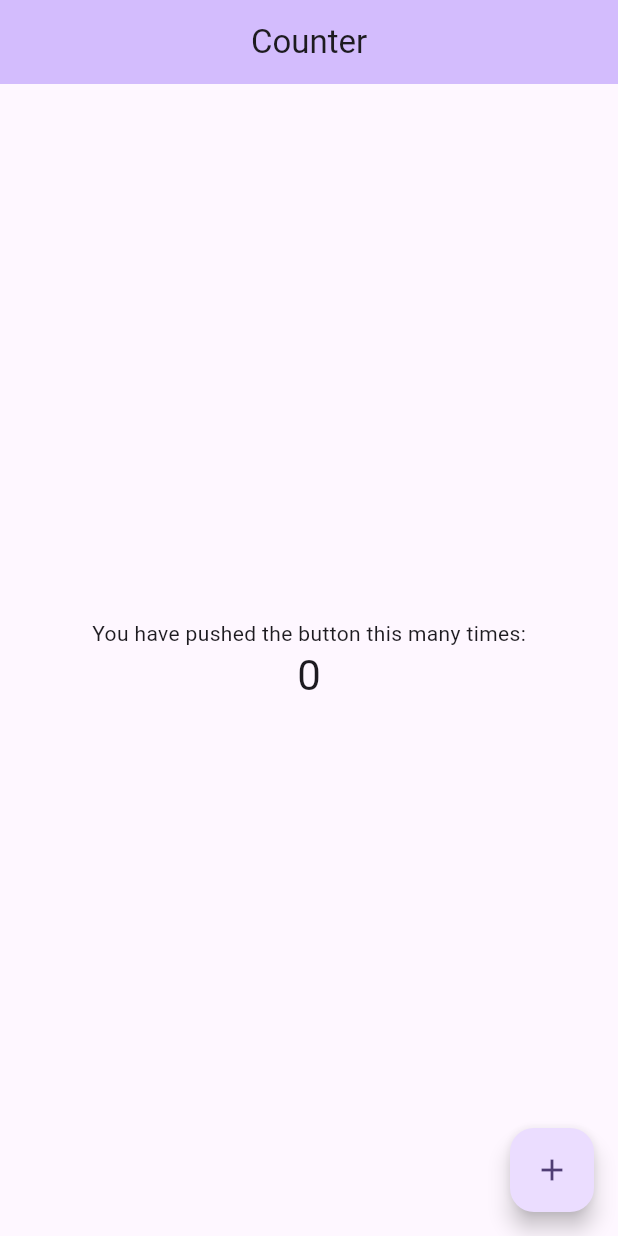
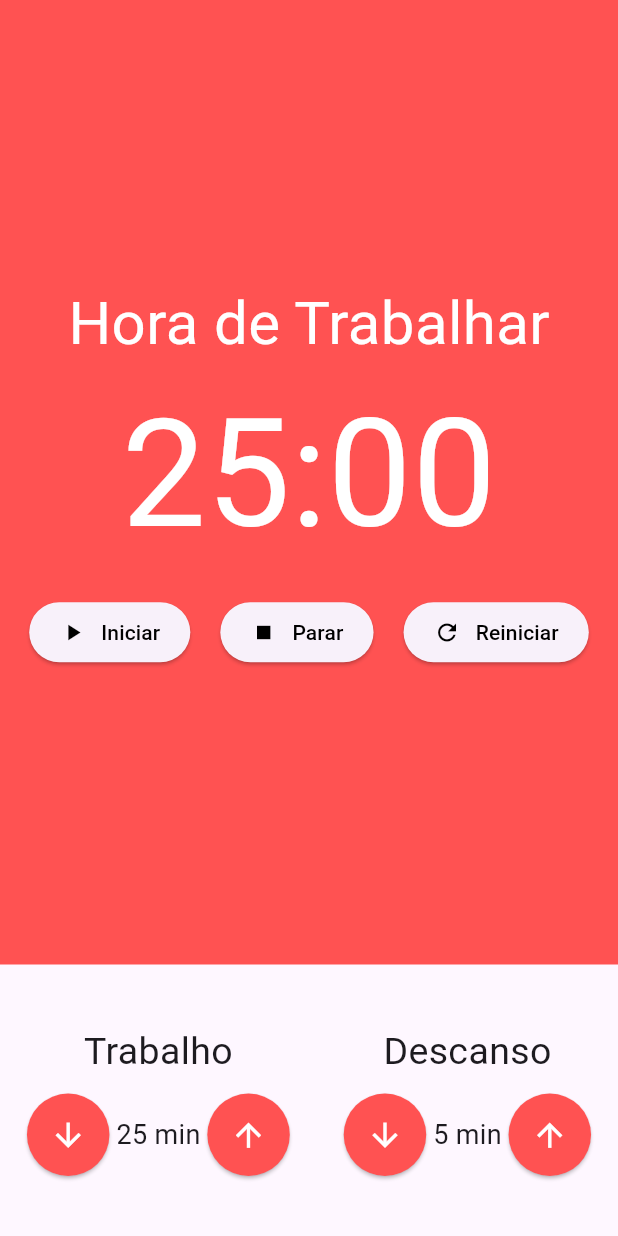
Before and after one commit to JuliaBianchi/curso_flutter, a Flutter app: the screen it shows after launch, on a phone screen of 412 x 824 dp. Run offline on Flutter 3.47's test engine with Material 3 defaults, Android fonts, the light colour scheme and no system bars; our stand-ins replace mobx; missing offline and left inert: dart:ffi; generated files the repository leaves out were written again.

Commit message:
Layout inicial do app pomodoro.

```diff
--- /dev/null
+++ b/pomodoro_app_flutter/lib/components/input_time_component.dart
@@ -0,0 +1,58 @@
+import 'package:flutter/material.dart';
+
+class InputTimeComponent extends StatelessWidget {
+  final String title;
+  final int value;
+
+  const InputTimeComponent({
+    super.key,
+    required this.title,
+    required this.value,
+  });
+
+  @override
+  Widget build(BuildContext context) {
+    return Column(
+      crossAxisAlignment: CrossAxisAlignment.center,
+      children: [
+        Text(title, style: const TextStyle(fontSize: 25),),
+        const SizedBox(height: 10),
+        Row(
+          mainAxisAlignment: MainAxisAlignment.center,
+          children: [
+            ElevatedButton(
+              onPressed: () {},
+              style: ElevatedButton.styleFrom(
+                shape: const CircleBorder(),
+                padding: const EdgeInsets.all(15.0),
+                backgroundColor: Colors.redAccent.shade200
+              ),
+              child: const Icon(
+                Icons.arrow_downward,
+                color: Colors.white,
+                size: 25,
+              ),
+            ),
+            Text(
+              '$value min',
+              style: const TextStyle(fontSize: 18),
+            ),
+            ElevatedButton(
+              onPressed: () {},
+              style: ElevatedButton.styleFrom(
+                shape: const CircleBorder(),
+                padding: const EdgeInsets.all(15.0),
+                backgroundColor: Colors.redAccent.shade200
+              ),
+              child: const Icon(
+                Icons.arrow_upward,
+                color: Colors.white,
+                size: 25,
+              ),
+            ),
+          ],
+        ),
+      ],
+    );
+  }
+}
--- /dev/null
+++ b/pomodoro_app_flutter/lib/components/stopwatch_button_component.dart
@@ -0,0 +1,31 @@
+import 'package:flutter/material.dart';
+
+class StopwatchButtonComponent extends StatelessWidget {
+  final String text;
+  final IconData icon;
+
+  const StopwatchButtonComponent({
+    super.key,
+    required this.text,
+    required this.icon
+  });
+
+  @override
+  Widget build(BuildContext context) {
+    return ElevatedButton(
+      style: ElevatedButton.styleFrom(
+        padding: const EdgeInsets.symmetric(horizontal: 20, vertical: 10),
+      ),
+      onPressed: () {},
+      child: Row(
+        children: [
+          Padding(
+            padding: const EdgeInsets.only(right: 10.0),
+            child: Icon(icon, color: Colors.black),
+          ),
+          Text(text, style: const TextStyle(color: Colors.black),),
+        ],
+      ),
+    );
+  }
+}
--- /dev/null
+++ b/pomodoro_app_flutter/lib/components/stopwatch_component.dart
@@ -0,0 +1,45 @@
+import 'package:flutter/material.dart';
+import 'package:pomodoro_app_flutter/components/stopwatch_button_component.dart';
+
+class StopwatchComponent extends StatelessWidget {
+  const StopwatchComponent({super.key});
+
+  @override
+  Widget build(BuildContext context) {
+    return Container(
+      color: Colors.redAccent.shade200,
+      child: const Column(
+        crossAxisAlignment: CrossAxisAlignment.center,
+        mainAxisAlignment: MainAxisAlignment.center,
+        children: [
+          Text(
+            'Hora de Trabalhar',
+            style: TextStyle(fontSize: 40, color: Colors.white),
+          ),
+          Text(
+            '25:00',
+            style: TextStyle(fontSize: 100, color: Colors.white),
+          ),
+          Row(
+            mainAxisAlignment: MainAxisAlignment.center,
+            children: [
+              Padding(
+                padding:  EdgeInsets.all(10.0),
+                child: StopwatchButtonComponent(text: 'Iniciar', icon: Icons.play_arrow),
+              ),
+              Padding(
+                padding:  EdgeInsets.all(10.0),
+                child: StopwatchButtonComponent(text: 'Parar', icon: Icons.stop),
+              ),
+              Padding(
+                padding:  EdgeInsets.all(10.0),
+                child: StopwatchButtonComponent(text: 'Reiniciar', icon: Icons.refresh),
+              ),
+
+            ],
+          ),
+        ],
+      ),
+    );
+  }
+}
--- a/pomodoro_app_flutter/lib/main.dart
+++ b/pomodoro_app_flutter/lib/main.dart
@@ -1,7 +1,5 @@
-import 'package:flutter/foundation.dart';
 import 'package:flutter/material.dart';
-import 'package:flutter_mobx/flutter_mobx.dart';
-import './store/counter.store.dart';
+import 'package:pomodoro_app_flutter/pages/pomodoro_page.dart';
 
 void main() {
   runApp(const MyApp());
@@ -13,47 +11,13 @@ class MyApp extends StatelessWidget {
   @override
   Widget build(BuildContext context) {
     return MaterialApp(
-      title: 'Flutter Demo',
+      title: 'Pomodoro App',
+      debugShowCheckedModeBanner: false,
       theme: ThemeData(
         colorScheme: ColorScheme.fromSeed(seedColor: Colors.deepPurple),
         useMaterial3: true,
       ),
-      home: const CounterPage(),
+      home: const PomodoroPage(),
     );
   }
 }
-
-final store = CounterStore();
-
-class CounterPage extends StatelessWidget {
-  const CounterPage({super.key});
-
-  @override
-  Widget build(BuildContext context) {
-    return Scaffold(
-      appBar: AppBar(
-        backgroundColor: Theme.of(context).colorScheme.inversePrimary,
-
-        title: const Center(child: Text('Counter')),
-      ),
-      body: Center(
-        child: Column(
-          mainAxisAlignment: MainAxisAlignment.center,
-          children: <Widget>[
-            const Text(
-              'You have pushed the button this many times:',
-            ),
-            Observer(builder: (_) => Text('${store.counter}',
-              style: Theme.of(context).textTheme.headlineMedium,
-            ),),
-          ],
-        ),
-      ),
-      floatingActionButton: FloatingActionButton(
-        onPressed: store.incrementCounter,
-        tooltip: 'Increment',
-        child: const Icon(Icons.add),
-      ),
-    );
-  }
-}
--- /dev/null
+++ b/pomodoro_app_flutter/lib/pages/pomodoro_page.dart
@@ -0,0 +1,31 @@
+import 'package:flutter/cupertino.dart';
+import 'package:flutter/material.dart';
+import 'package:pomodoro_app_flutter/components/input_time_component.dart';
+import 'package:pomodoro_app_flutter/components/stopwatch_component.dart';
+
+class PomodoroPage extends StatelessWidget {
+  const PomodoroPage({super.key});
+
+  @override
+  Widget build(BuildContext context) {
+    return const Scaffold(
+      body: Column(
+        // esticar no eixo cruzado,
+        crossAxisAlignment: CrossAxisAlignment.stretch,
+        children: [
+          Expanded(child: StopwatchComponent()),
+          Padding(
+            padding: EdgeInsets.symmetric(vertical: 40),
+            child: Row(
+              mainAxisAlignment: MainAxisAlignment.spaceAround,
+              children: [
+                InputTimeComponent(title: 'Trabalho', value: 25),
+                InputTimeComponent(title: 'Descanso', value: 5),
+              ],
+            ),
+          ),
+        ],
+      ),
+    );
+  }
+}
```
